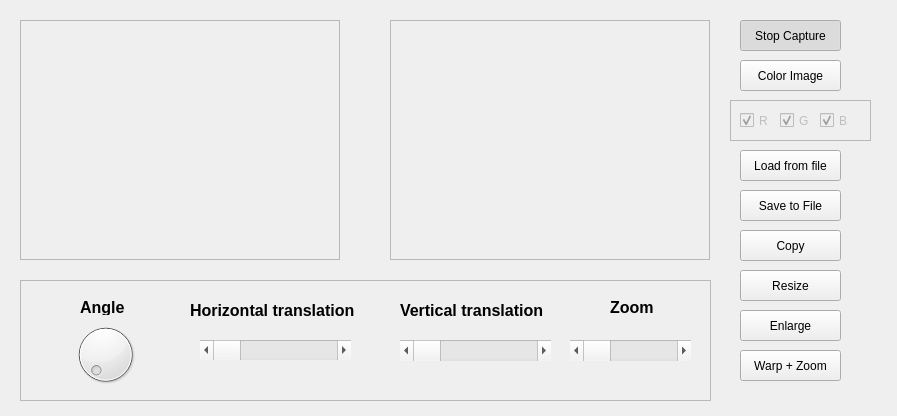
Qt form mainwindow.ui (Borjatgalan/Primera_Entrega_VA) before a commit.
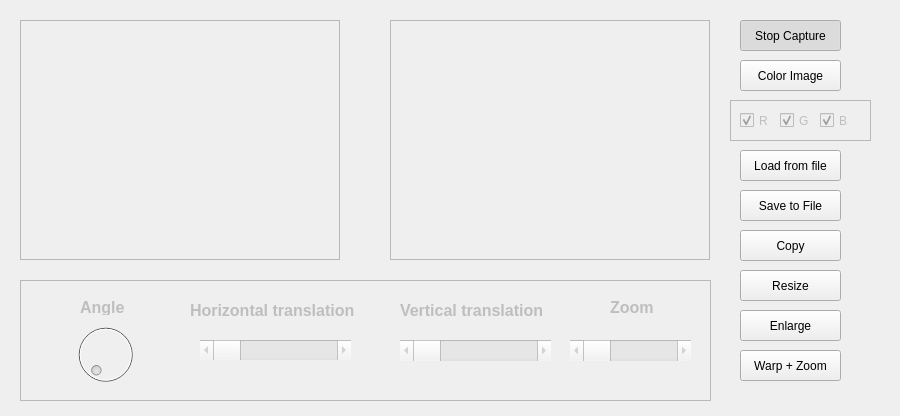
The same form after that commit.

Commit message: Color button RGB working

What changed in the file:
```diff
--- a/mainwindow.ui
+++ b/mainwindow.ui
@@ -6,7 +6,7 @@
    <rect>
     <x>0</x>
     <y>0</y>
-    <width>897</width>
+    <width>900</width>
     <height>416</height>
    </rect>
   </property>
@@ -232,6 +232,9 @@
    </widget>
   </widget>
   <widget class="QFrame" name="frame_diales">
+   <property name="enabled">
+    <bool>false</bool>
+   </property>
    <property name="geometry">
     <rect>
      <x>20</x>
```
Left out of the diff: 16 changed lines with no effect on the pictures. The commit also changes 5 other files.
